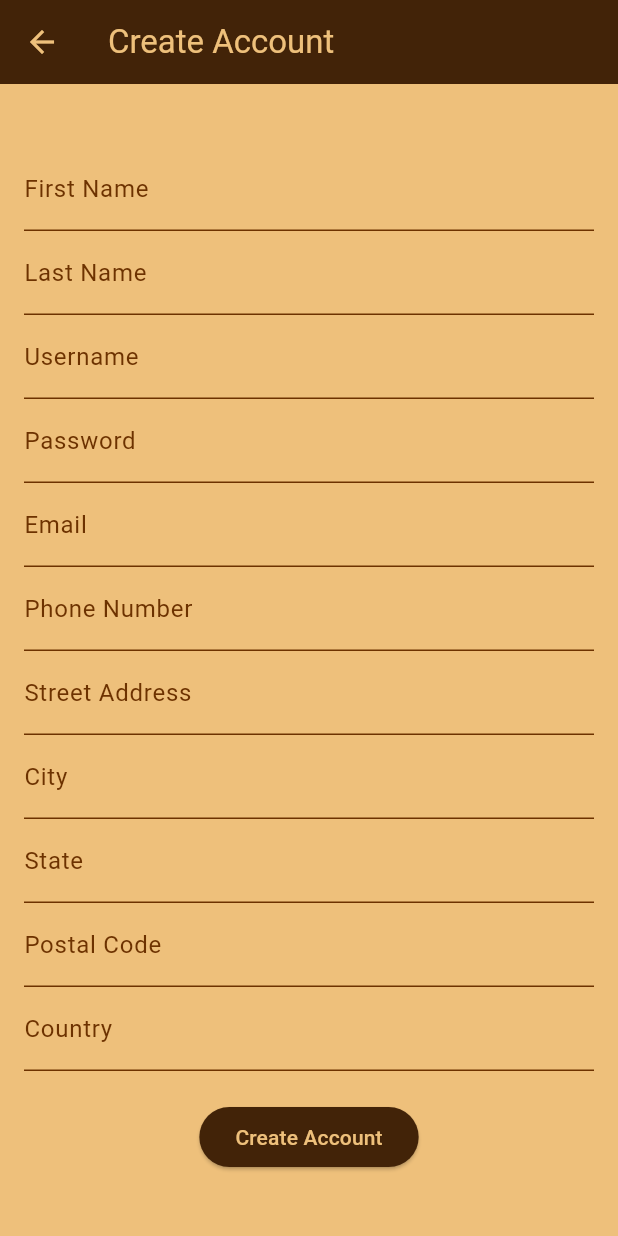
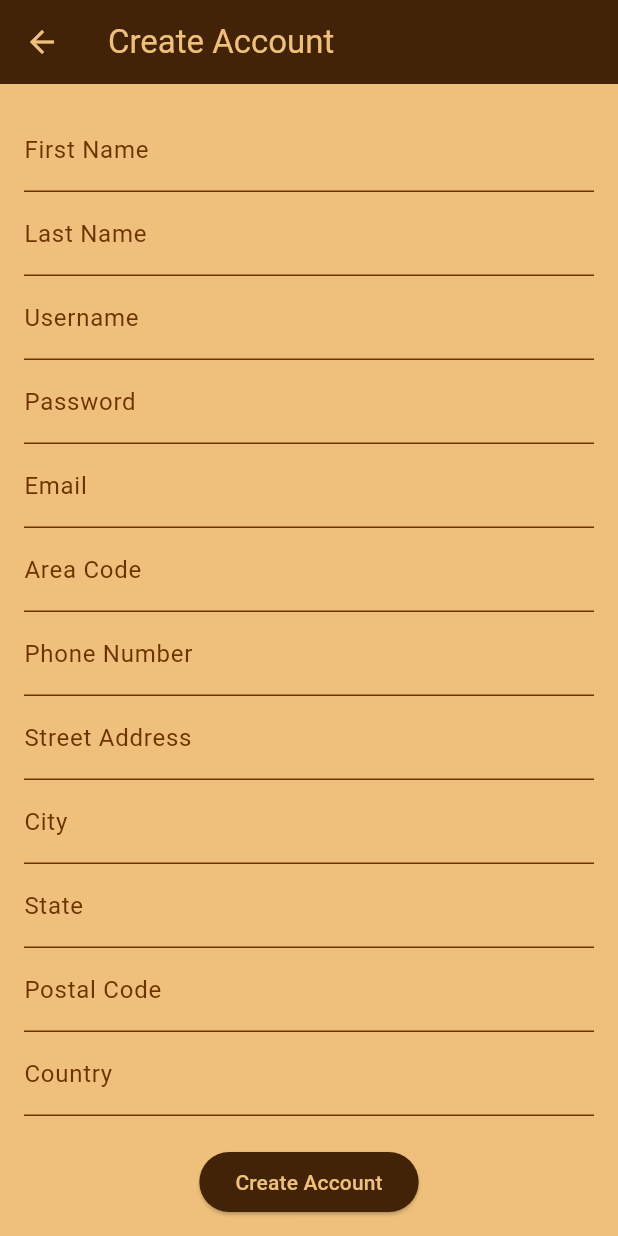
Before and after one commit to Jayjolie1026/BakeryManagement, a Flutter app: the CreateAccountPage screen opened directly, after a tap on "Create Account", on a phone screen of 412 x 824 dp. Run offline on Flutter 3.47's test engine with Material 3 defaults, Android fonts, the phone set to English and light mode, and no system bars; network calls fail.

Commit message:
fixed create account

```diff
--- a/bakery_management/lib/main.dart
+++ b/bakery_management/lib/main.dart
@@ -274,6 +274,7 @@ class _CreateAccountPageState extends State<CreateAccountPage> {
   final TextEditingController _usernameController = TextEditingController();
   final TextEditingController _passwordController = TextEditingController();
   final TextEditingController _emailController = TextEditingController();
+  final TextEditingController _areaCodeController = TextEditingController();
   final TextEditingController _phoneNumberController = TextEditingController();
   final TextEditingController _streetAddressController = TextEditingController();
   final TextEditingController _cityController = TextEditingController();
@@ -282,6 +283,8 @@ class _CreateAccountPageState extends State<CreateAccountPage> {
   final TextEditingController _countryController = TextEditingController();
 // Assuming the user selects an address type (e.g., home, work, etc.)
   int _selectedAddressType = 1; // Default or user-selected
+  int _selectedPhoneType =1;
+  int _selectedEmailType = 1;
 
 
   final _apiUrl = Uri.parse('https://bakerymanagement-efgmhebnd5aggagn.eastus-01.azurewebsites.net/users'); // Replace with your API URL
@@ -295,8 +298,15 @@ class _CreateAccountPageState extends State<CreateAccountPage> {
         'lastName': _lastNameController.text,
         'username': _usernameController.text,
         'password': _passwordController.text,
-        'email': _emailController.text,
-        'phoneNumber': _phoneNumberController.text,
+         'email': {
+        'emailAddress': _emailController.text,
+        'emailTypeID': _selectedEmailType,  // Add dropdown or fixed value for email type
+      },
+        'phoneNumber': {
+        'areaCode': _areaCodeController.text,  // Separate area code
+        'number': _phoneNumberController.text,
+        'phoneTypeID': _selectedPhoneType,  // Add dropdown or fixed value for phone type
+      },
         'address': {
         'streetAddress': _streetAddressController.text,
         'city': _cityController.text,
@@ -403,17 +413,35 @@ class _CreateAccountPageState extends State<CreateAccountPage> {
               ),
             ),
             TextField(
-              controller: _phoneNumberController,
+              controller: _areaCodeController,  // Controller for the area code
               style: TextStyle(color: const Color(0xFF6D3200)),
-              decoration: const InputDecoration(labelText: 'Phone Number',
-              labelStyle: TextStyle(color: Color(0xFF6D3200)),
-              focusedBorder: UnderlineInputBorder(
-              borderSide: BorderSide(color: const Color(0xFF6D3200)), // Focused border color
+              decoration: const InputDecoration(
+                labelText: 'Area Code',
+                labelStyle: TextStyle(color: Color(0xFF6D3200)),
+                focusedBorder: UnderlineInputBorder(
+                  borderSide: BorderSide(color: Color(0xFF6D3200)), // Focused border color
+                ),
+                enabledBorder: UnderlineInputBorder(
+                  borderSide: BorderSide(color: Color(0xFF6D3200)), // Enabled border color
+                ),
               ),
-              enabledBorder: UnderlineInputBorder(
-              borderSide: BorderSide(color: const Color(0xFF6D3200)), // Enabled border color
+              keyboardType: TextInputType.number,  // Set input type to number for area code
+            ),
+
+            TextField(
+              controller: _phoneNumberController,  // Controller for the remaining phone number
+              style: TextStyle(color: const Color(0xFF6D3200)),
+              decoration: const InputDecoration(
+                labelText: 'Phone Number',
+                labelStyle: TextStyle(color: Color(0xFF6D3200)),
+                focusedBorder: UnderlineInputBorder(
+                  borderSide: BorderSide(color: Color(0xFF6D3200)), // Focused border color
+                ),
+                enabledBorder: UnderlineInputBorder(
+                  borderSide: BorderSide(color: Color(0xFF6D3200)), // Enabled border color
+                ),
               ),
-              ),
+              keyboardType: TextInputType.phone,  // Set input type to phone for phone number
             ),
            TextField(
             controller: _streetAddressController,
```
Also changed, not shown: 1 other file.
